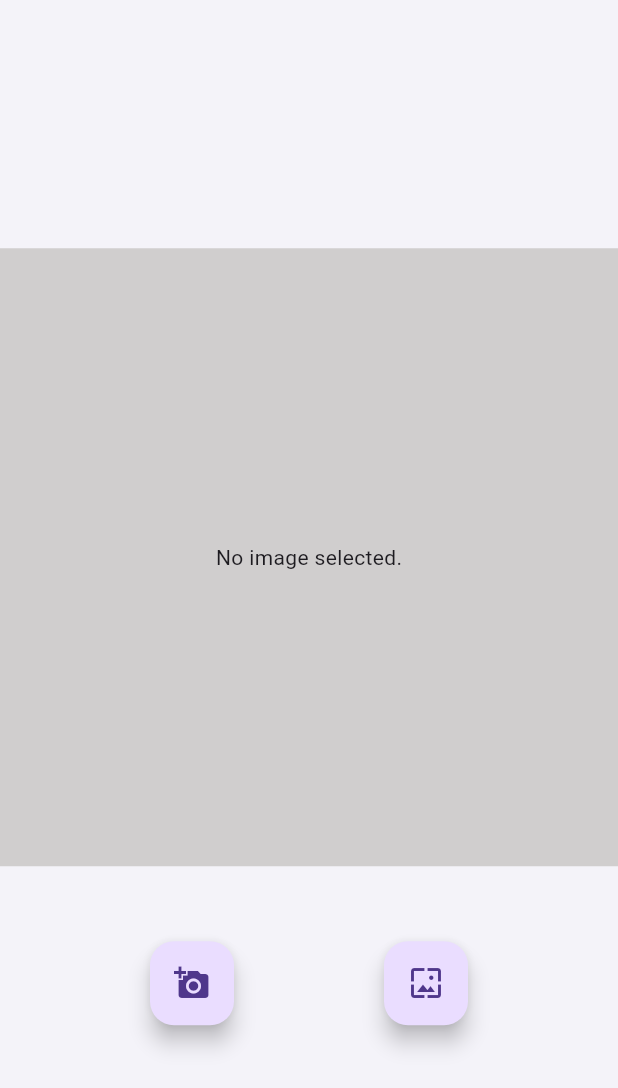
After one commit to Dara-Kim/Front_Flutter, a Flutter app: the Camera screen opened directly, on a phone screen of 412 x 824 dp. The commit adds this screen. Shown: the top 1088 px of the screen. Run offline on Flutter 3.47's test engine with Material 3 defaults, Android fonts, the light colour scheme and no system bars; our stand-ins replace image_picker.

```diff
--- a/Dasori/lib/main.dart
+++ b/Dasori/lib/main.dart
@@ -3,6 +3,7 @@ import 'package:provider/provider.dart';
 import 'package:Front_Flutter/providers/auth.dart';
 import 'package:Front_Flutter/screens/login/login.dart';
 import 'package:Front_Flutter/widgets/navigation_bar.dart';
+// import 'package:dasori/screens/diary/parent_diary_upload.dart';
 
 
 void main() {
--- /dev/null
+++ b/Dasori/lib/screens/diary/child_diary_camera.dart
@@ -0,0 +1,79 @@
+import 'dart:io';
+import 'package:flutter/material.dart';
+import 'package:flutter/services.dart';
+import 'package:image_picker/image_picker.dart';
+
+class Camera extends StatefulWidget {
+  const Camera({Key? key}) : super(key: key);
+
+  @override
+  _CameraState createState() => _CameraState();
+}
+
+class _CameraState extends State<Camera> {
+  File? _image;
+  final picker = ImagePicker();
+
+  // 비동기 처리를 통해 카메라와 갤러리에서 이미지를 가져온다.
+  Future getImage(ImageSource imageSource) async {
+    final image = await picker.pickImage(source: imageSource);
+
+    setState(() {
+      _image = File(image!.path); // 가져온 이미지를 _image에 저장
+    });
+  }
+
+  // 이미지를 보여주는 위젯
+  Widget showImage() {
+    return Container(
+        color: const Color(0xffd0cece),
+        width: MediaQuery.of(context).size.width,
+        height: MediaQuery.of(context).size.width,
+        child: Center(
+            child: _image == null
+                ? Text('No image selected.')
+                : Image.file(File(_image!.path))));
+  }
+
+  @override
+  Widget build(BuildContext context) {
+    // 화면 세로 고정
+    SystemChrome.setPreferredOrientations(
+        [DeviceOrientation.portraitUp, DeviceOrientation.portraitDown]);
+
+    return Scaffold(
+        backgroundColor: const Color(0xfff4f3f9),
+        body: Column(
+          mainAxisAlignment: MainAxisAlignment.center,
+          children: [
+            SizedBox(height: 25.0),
+            showImage(),
+            SizedBox(
+              height: 50.0,
+            ),
+            Row(
+              mainAxisAlignment: MainAxisAlignment.spaceEvenly,
+              children: <Widget>[
+                // 카메라 촬영 버튼
+                FloatingActionButton(
+                  child: Icon(Icons.add_a_photo),
+                  tooltip: 'pick Iamge',
+                  onPressed: () {
+                    getImage(ImageSource.camera);
+                  },
+                ),
+
+                // 갤러리에서 이미지를 가져오는 버튼
+                FloatingActionButton(
+                  child: Icon(Icons.wallpaper),
+                  tooltip: 'pick Iamge',
+                  onPressed: () {
+                    getImage(ImageSource.gallery);
+                  },
+                ),
+              ],
+            )
+          ],
+        ));
+  }
+}
--- a/Dasori/lib/screens/login/login.dart
+++ b/Dasori/lib/screens/login/login.dart
@@ -3,6 +3,7 @@ import 'package:provider/provider.dart';
 import 'package:flutter/gestures.dart';
 import 'package:Front_Flutter/providers/auth.dart';
 import 'package:Front_Flutter/screens/login/signup.dart';
+
 
 final List<String> nation_list = <String>['Vietnam', 'Philippines','China'];
 var selectedValue = '언어를 선택하세요.';
--- a/Dasori/pubspec.yaml
+++ b/Dasori/pubspec.yaml
@@ -33,6 +33,7 @@ dependencies:
   provider: ^6.1.1
   intl: ^0.19.0
 
+  image_picker: ^0.8.4+4
   # The following adds the Cupertino Icons font to your application.
   # Use with the CupertinoIcons class for iOS style icons.
   cupertino_icons: ^1.0.2
```
Also changed, not shown: Dasori/lib/screens/diary/parent_diary_upload.dart (added, +81 -0 lines), Dasori/lib/widgets/navigation_bar.dart (+9 -5 lines).
